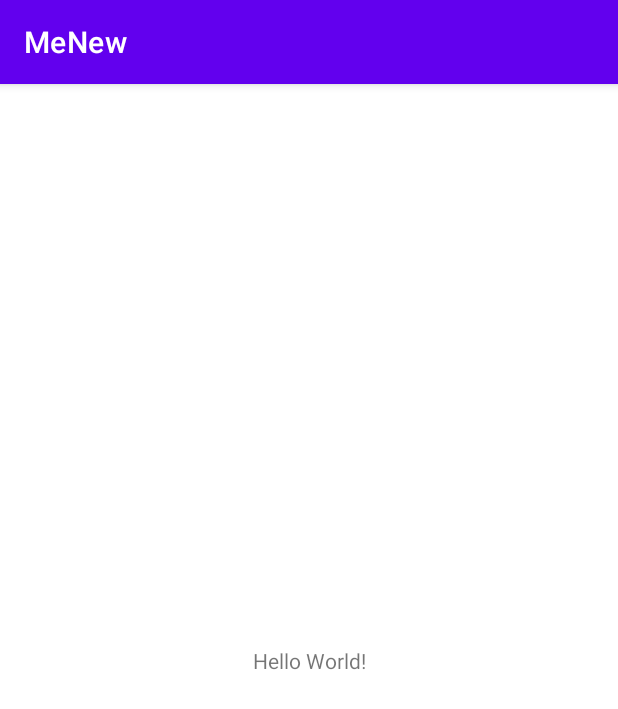
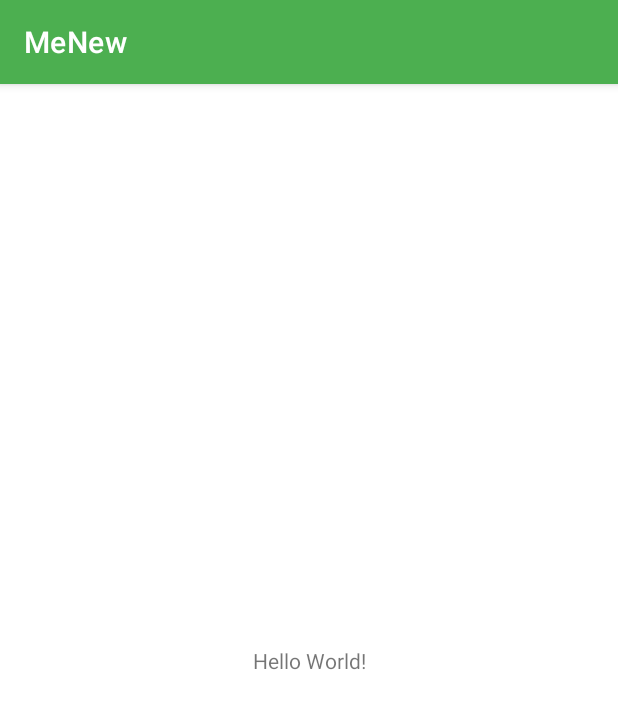
Before and after one commit to jordanbenavent/IHM_MeNew, an Android app: the screen it shows after launch (MainActivity), on a phone screen of 412 x 824 dp. Shown: the top 709 px of the screen. Run offline under Robolectric (Android 15) with nearby library versions, the phone set to English and light mode, and no system bars.

Commit message:
Premier commit, changement de couleur

```diff
--- a/MeNew/app/src/main/res/values/themes.xml
+++ b/MeNew/app/src/main/res/values/themes.xml
@@ -2,8 +2,8 @@
     <!-- Base application theme. -->
     <style name="Theme.MeNew" parent="Theme.MaterialComponents.DayNight.DarkActionBar">
         <!-- Primary brand color. -->
-        <item name="colorPrimary">@color/purple_500</item>
-        <item name="colorPrimaryVariant">@color/purple_700</item>
+        <item name="colorPrimary">#4CAF50</item>
+        <item name="colorPrimaryVariant">#8BC34A</item>
         <item name="colorOnPrimary">@color/white</item>
         <!-- Secondary brand color. -->
         <item name="colorSecondary">@color/teal_200</item>
```
